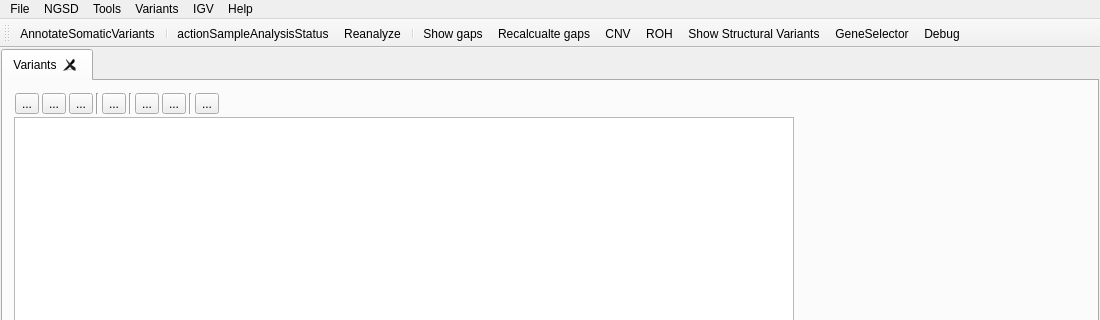
imgag/ngs-bits, file src/GSvar/MainWindow.ui: the form before one commit; both pictures show x 0 to 1100 and y 0 to 320 of the 1100 by 800 pixel window.
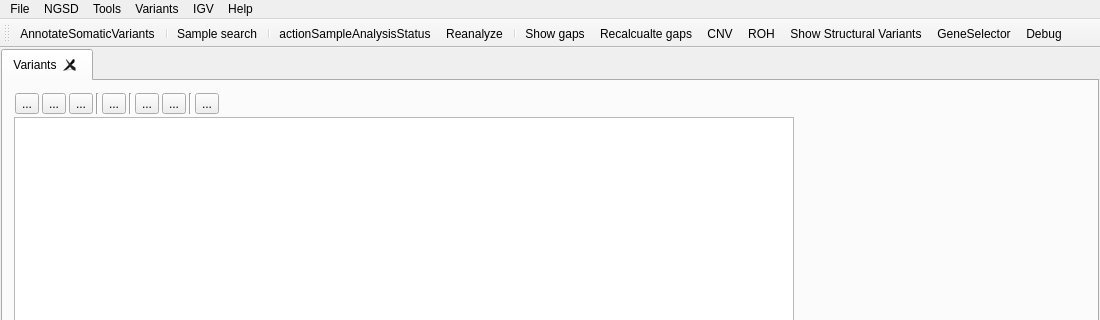
The form after the commit. Icons and pictures are not drawn. Custom widgets are drawn as their Qt base class.

Commit message: GSvar: added disease group/status to sample search

Diff of the .ui file:
```diff
--- a/src/GSvar/MainWindow.ui
+++ b/src/GSvar/MainWindow.ui
@@ -462,6 +462,8 @@
    </attribute>
    <addaction name="actionAnnotateSomaticVariants"/>
    <addaction name="separator"/>
+   <addaction name="actionSampleSearch"/>
+   <addaction name="separator"/>
    <addaction name="actionAnalysisStatus"/>
    <addaction name="actionReanalyze"/>
    <addaction name="separator"/>
```
Left out of the diff: 20 changed lines with no effect on the pictures. The commit also changes 10 other files.
